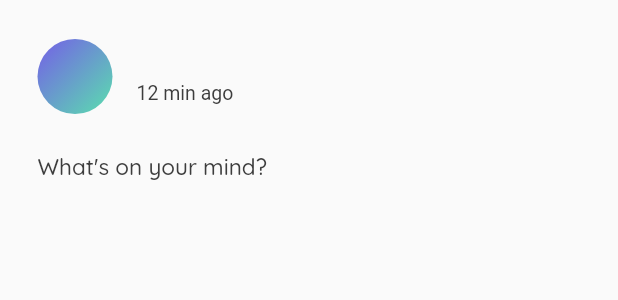
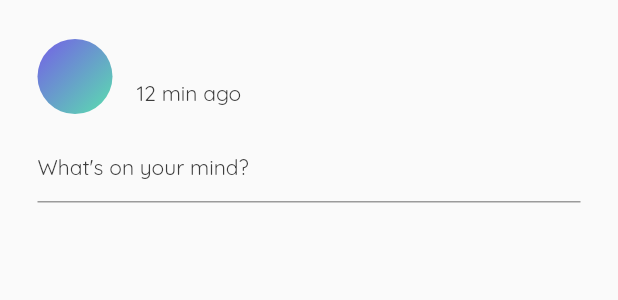
Before and after one commit to Willy-Wi/swellsocial, a Flutter app: the PostCreate widget shown alone on an empty page, opened directly with empty values, on a phone screen of 412 x 824 dp. Shown: the top 300 px of the screen. Run offline on Flutter 3.47's test engine with Material 2 defaults, Android fonts, the phone set to English and light mode, and no system bars; our stand-ins replace cloud_firestore, firebase_auth, firebase_core, flutter_svg, google_fonts, shared_preferences; accounts and stored records are empty.

Commit message:
Fixed bug where text color was the same as background

```diff
--- a/lib/posts/widgets/post_create.dart
+++ b/lib/posts/widgets/post_create.dart
@@ -18,7 +18,8 @@ class PostCreate extends StatefulWidget {
 class _PostCreateState extends State<PostCreate> {
   @override
   Widget build(BuildContext context) {
-    TextStyle textStyle = const TextStyle(color: colors.dark);
+    TextTheme textTheme = Theme.of(context).textTheme;
+
     return Material(
       color: Colors.transparent,
       child: InkWell(
@@ -67,13 +68,11 @@ class _PostCreateState extends State<PostCreate> {
                               UserModel.fromJson(snapshot.data!.docs[0]);
                           return Text(
                             user.username,
-                            style: textStyle.copyWith(
-                                fontSize: 15, fontWeight: FontWeight.w600),
+                            style: textTheme.titleMedium,
                           );
                         } else if (snapshot.hasError) {
                           return Text('${snapshot.error}',
-                              style: textStyle.copyWith(
-                                  fontSize: 15, fontWeight: FontWeight.w600));
+                              style: textTheme.titleMedium);
                         } else {
                           return Container();
                         }
@@ -84,22 +83,16 @@ class _PostCreateState extends State<PostCreate> {
                     child: SizedBox(),
                   ),
                 ]),
-                subtitle: const Text('12 min ago',
-                    style:
-                        TextStyle(fontSize: 13, fontWeight: FontWeight.w400)),
+                subtitle: Text('12 min ago', style: textTheme.labelLarge),
               ),
 
               TextField(
                 controller: widget.messageController,
                 cursorColor: colors.purple,
                 cursorWidth: 1,
-                decoration: const InputDecoration(
-                  border: InputBorder.none,
+                decoration: InputDecoration(
                   hintText: 'What\'s on your mind?',
-                  hintStyle: TextStyle(
-                      color: colors.dark,
-                      fontWeight: FontWeight.w500,
-                      fontSize: 15),
+                  hintStyle: textTheme.labelLarge,
                 ),
               ),
               // AspectRatio(
```
